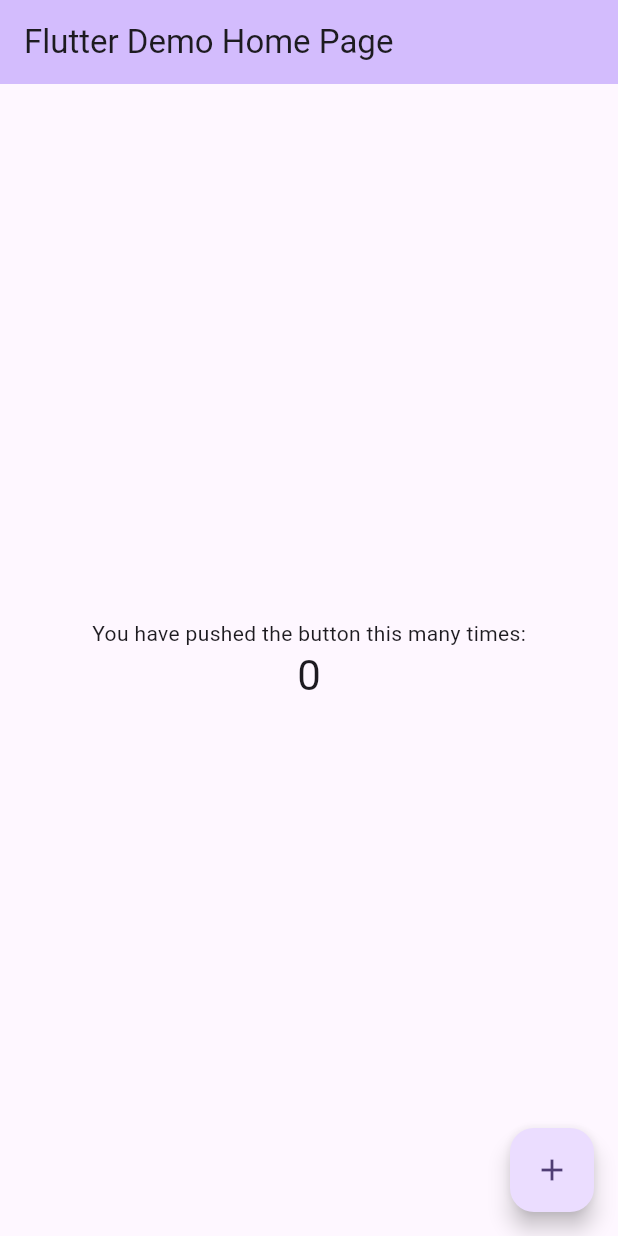
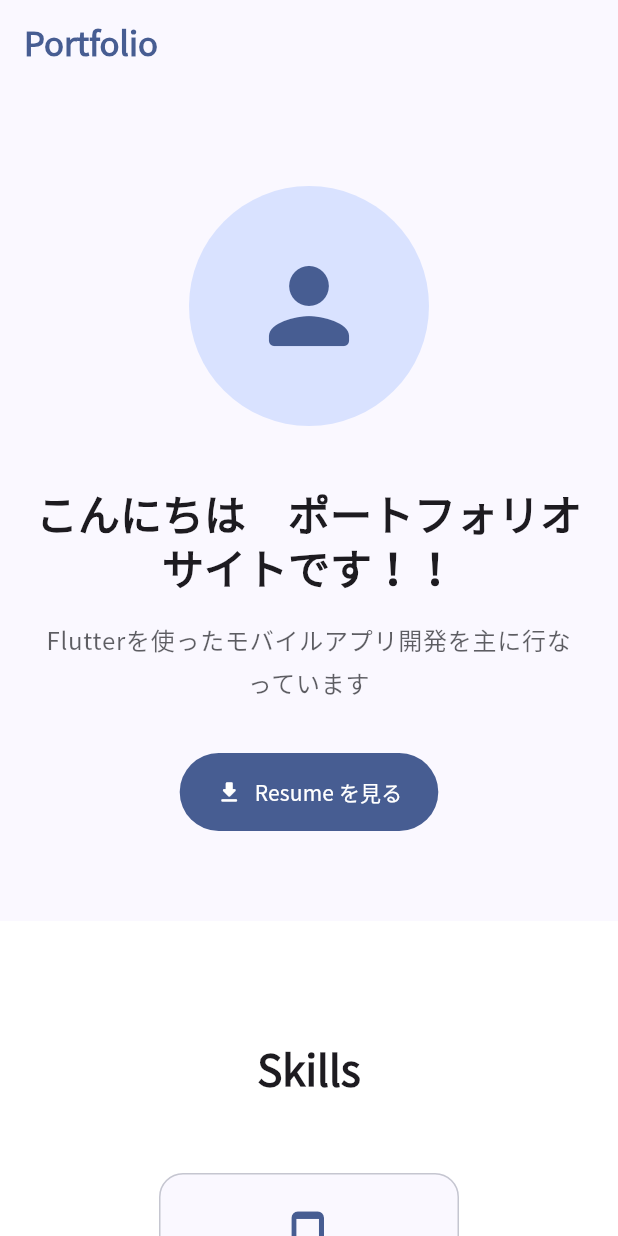
Before and after one commit to oto1720/flutter_web, a Flutter app: the screen it shows after launch, on a phone screen of 412 x 824 dp. Run offline on Flutter 3.47's test engine with Material 3 defaults, Android fonts, the phone set to English and light mode, and no system bars; our stand-ins replace go_router, google_fonts.

Commit message:
add:webの追加

```diff
--- /dev/null
+++ b/lib/app.dart
@@ -0,0 +1,17 @@
+import 'package:flutter/material.dart';
+import 'router/app_router.dart';
+import 'shared/theme/app_theme.dart';
+
+class PortfolioApp extends StatelessWidget {
+  const PortfolioApp({super.key});
+
+  @override
+  Widget build(BuildContext context) {
+    return MaterialApp.router(
+      title: 'My Portfolio',
+      theme: AppTheme.light,
+      routerConfig: appRouter,
+      debugShowCheckedModeBanner: false,
+    );
+  }
+}
--- /dev/null
+++ b/lib/features/home/home_page.dart
@@ -0,0 +1,243 @@
+import 'package:flutter/material.dart';
+import '../../shared/widgets/nav_bar.dart';
+
+class HomePage extends StatelessWidget {
+  const HomePage({super.key});
+
+  @override
+  Widget build(BuildContext context) {
+    return Scaffold(
+      appBar: const NavBar(),
+      body: LayoutBuilder(
+        builder: (context, constraints) {
+          final isDesktop = constraints.maxWidth >= 900;
+          return SingleChildScrollView(
+            child: Column(
+              children: [
+                _HeroSection(isDesktop: isDesktop),
+                _SkillsSection(isDesktop: isDesktop),
+                const _Footer(),
+              ],
+            ),
+          );
+        },
+      ),
+    );
+  }
+}
+
+// ── Hero ──────────────────────────────────────────────────────────────────────
+
+class _HeroSection extends StatelessWidget {
+  const _HeroSection({required this.isDesktop});
+  final bool isDesktop;
+
+  @override
+  Widget build(BuildContext context) {
+    final theme = Theme.of(context);
+    final content = Column(
+      crossAxisAlignment: isDesktop
+          ? CrossAxisAlignment.start
+          : CrossAxisAlignment.center,
+      mainAxisAlignment: MainAxisAlignment.center,
+      children: [
+        Text(
+          'こんにちは　ポートフォリオサイトです！！',
+          style:
+              (isDesktop
+                      ? theme.textTheme.displaySmall
+                      : theme.textTheme.headlineMedium)
+                  ?.copyWith(fontWeight: FontWeight.bold),
+          textAlign: isDesktop ? TextAlign.start : TextAlign.center,
+        ),
+        const SizedBox(height: 16),
+        Text(
+          'Flutterを使ったモバイルアプリ開発を主に行なっています',
+          style: theme.textTheme.bodyLarge?.copyWith(
+            color: theme.colorScheme.onSurface.withValues(alpha: 0.7),
+            height: 1.8,
+          ),
+          textAlign: isDesktop ? TextAlign.start : TextAlign.center,
+        ),
+        const SizedBox(height: 32),
+        FilledButton.icon(
+          onPressed: () {},
+          icon: const Icon(Icons.download_rounded),
+          label: const Text('Resume を見る'),
+          style: FilledButton.styleFrom(
+            padding: const EdgeInsets.symmetric(horizontal: 24, vertical: 16),
+          ),
+        ),
+      ],
+    );
+
+    final avatar = Container(
+      width: isDesktop ? 280 : 160,
+      height: isDesktop ? 280 : 160,
+      decoration: BoxDecoration(
+        shape: BoxShape.circle,
+        color: theme.colorScheme.primaryContainer,
+      ),
+      child: Icon(
+        Icons.person_rounded,
+        size: isDesktop ? 120 : 80,
+        color: theme.colorScheme.primary,
+      ),
+    );
+
+    return Container(
+      width: double.infinity,
+      padding: EdgeInsets.symmetric(
+        horizontal: isDesktop ? 120 : 24,
+        vertical: isDesktop ? 100 : 60,
+      ),
+      color: theme.colorScheme.surface,
+      child: isDesktop
+          ? Row(
+              mainAxisAlignment: MainAxisAlignment.spaceBetween,
+              crossAxisAlignment: CrossAxisAlignment.center,
+              children: [
+                Expanded(child: content),
+                const SizedBox(width: 64),
+                avatar,
+              ],
+            )
+          : Column(children: [avatar, const SizedBox(height: 40), content]),
+    );
+  }
+}
+
+// ── Skills ────────────────────────────────────────────────────────────────────
+
+class _SkillsSection extends StatelessWidget {
+  const _SkillsSection({required this.isDesktop});
+  final bool isDesktop;
+
+  static const _skills = [
+    (
+      icon: Icons.phone_iphone_rounded,
+      label: 'Flutter',
+      desc: 'モバイル・Web アプリ開発',
+    ),
+    (
+      icon: Icons.whatshot_rounded,
+      label: 'Firebase',
+      desc: 'Hosting / Firestore / Auth',
+    ),
+    (icon: Icons.code_rounded, label: 'Dart', desc: '型安全な非同期処理'),
+    (
+      icon: Icons.design_services_rounded,
+      label: 'UI / UX',
+      desc: 'Material 3 デザイン',
+    ),
+  ];
+
+  @override
+  Widget build(BuildContext context) {
+    final theme = Theme.of(context);
+    return Container(
+      width: double.infinity,
+      padding: EdgeInsets.symmetric(
+        horizontal: isDesktop ? 120 : 24,
+        vertical: 80,
+      ),
+      color: theme.colorScheme.surfaceContainerLowest,
+      child: Column(
+        children: [
+          Text(
+            'Skills',
+            style: theme.textTheme.headlineMedium?.copyWith(
+              fontWeight: FontWeight.bold,
+            ),
+          ),
+          const SizedBox(height: 48),
+          Wrap(
+            spacing: 24,
+            runSpacing: 24,
+            alignment: WrapAlignment.center,
+            children: _skills
+                .map(
+                  (s) => _SkillCard(icon: s.icon, label: s.label, desc: s.desc),
+                )
+                .toList(),
+          ),
+        ],
+      ),
+    );
+  }
+}
+
+class _SkillCard extends StatelessWidget {
+  const _SkillCard({
+    required this.icon,
+    required this.label,
+    required this.desc,
+  });
+  final IconData icon;
+  final String label;
+  final String desc;
+
+  @override
+  Widget build(BuildContext context) {
+    final theme = Theme.of(context);
+    return Card(
+      elevation: 0,
+      color: theme.colorScheme.surface,
+      shape: RoundedRectangleBorder(
+        borderRadius: BorderRadius.circular(16),
+        side: BorderSide(color: theme.colorScheme.outlineVariant),
+      ),
+      child: SizedBox(
+        width: 200,
+        height: 160,
+        child: Padding(
+          padding: const EdgeInsets.all(24),
+          child: Column(
+            mainAxisAlignment: MainAxisAlignment.center,
+            children: [
+              Icon(icon, size: 40, color: theme.colorScheme.primary),
+              const SizedBox(height: 12),
+              Text(
+                label,
+                style: theme.textTheme.titleMedium?.copyWith(
+                  fontWeight: FontWeight.bold,
+                ),
+              ),
+              const SizedBox(height: 4),
+              Text(
+                desc,
+                style: theme.textTheme.bodySmall?.copyWith(
+                  color: theme.colorScheme.onSurface.withValues(alpha: 0.6),
+                ),
+                textAlign: TextAlign.center,
+              ),
+            ],
+          ),
+        ),
+      ),
+    );
+  }
+}
+
+// ── Footer ────────────────────────────────────────────────────────────────────
+
+class _Footer extends StatelessWidget {
+  const _Footer();
+
+  @override
+  Widget build(BuildContext context) {
+    final theme = Theme.of(context);
+    return Container(
+      width: double.infinity,
+      padding: const EdgeInsets.symmetric(vertical: 32),
+      color: theme.colorScheme.surfaceContainerHighest,
+      child: Text(
+        '© 2026 My Portfolio. Built with Flutter.',
+        textAlign: TextAlign.center,
+        style: theme.textTheme.bodySmall?.copyWith(
+          color: theme.colorScheme.onSurface.withValues(alpha: 0.5),
+        ),
+      ),
+    );
+  }
+}
--- a/lib/main.dart
+++ b/lib/main.dart
@@ -1,122 +1,6 @@
 import 'package:flutter/material.dart';
+import 'app.dart';
 
 void main() {
-  runApp(const MyApp());
+  runApp(const PortfolioApp());
 }
-
-class MyApp extends StatelessWidget {
-  const MyApp({super.key});
-
-  // This widget is the root of your application.
-  @override
-  Widget build(BuildContext context) {
-    return MaterialApp(
-      title: 'Flutter Demo',
-      theme: ThemeData(
-        // This is the theme of your application.
-        //
-        // TRY THIS: Try running your application with "flutter run". You'll see
-        // the application has a purple toolbar. Then, without quitting the app,
-        // try changing the seedColor in the colorScheme below to Colors.green
-        // and then invoke "hot reload" (save your changes or press the "hot
-        // reload" button in a Flutter-supported IDE, or press "r" if you used
-        // the command line to start the app).
-        //
-        // Notice that the counter didn't reset back to zero; the application
-        // state is not lost during the reload. To reset the state, use hot
-        // restart instead.
-        //
-        // This works for code too, not just values: Most code changes can be
-        // tested with just a hot reload.
-        colorScheme: .fromSeed(seedColor: Colors.deepPurple),
-      ),
-      home: const MyHomePage(title: 'Flutter Demo Home Page'),
-    );
-  }
-}
-
-class MyHomePage extends StatefulWidget {
-  const MyHomePage({super.key, required this.title});
-
-  // This widget is the home page of your application. It is stateful, meaning
-  // that it has a State object (defined below) that contains fields that affect
-  // how it looks.
-
-  // This class is the configuration for the state. It holds the values (in this
-  // case the title) provided by the parent (in this case the App widget) and
-  // used by the build method of the State. Fields in a Widget subclass are
-  // always marked "final".
-
-  final String title;
-
-  @override
-  State<MyHomePage> createState() => _MyHomePageState();
-}
-
-class _MyHomePageState extends State<MyHomePage> {
-  int _counter = 0;
-
-  void _incrementCounter() {
-    setState(() {
-      // This call to setState tells the Flutter framework that something has
-      // changed in this State, which causes it to rerun the build method below
-      // so that the display can reflect the updated values. If we changed
-      // _counter without calling setState(), then the build method would not be
-      // called again, and so nothing would appear to happen.
-      _counter++;
-    });
-  }
-
-  @override
-  Widget build(BuildContext context) {
-    // This method is rerun every time setState is called, for instance as done
-    // by the _incrementCounter method above.
-    //
-    // The Flutter framework has been optimized to make rerunning build methods
-    // fast, so that you can just rebuild anything that needs updating rather
-    // than having to individually change instances of widgets.
-    return Scaffold(
-      appBar: AppBar(
-        // TRY THIS: Try changing the color here to a specific color (to
-        // Colors.amber, perhaps?) and trigger a hot reload to see the AppBar
-        // change color while the other colors stay the same.
-        backgroundColor: Theme.of(context).colorScheme.inversePrimary,
-        // Here we take the value from the MyHomePage object that was created by
-        // the App.build method, and use it to set our appbar title.
-        title: Text(widget.title),
-      ),
-      body: Center(
-        // Center is a layout widget. It takes a single child and positions it
-        // in the middle of the parent.
-        child: Column(
-          // Column is also a layout widget. It takes a list of children and
-          // arranges them vertically. By default, it sizes itself to fit its
-          // children horizontally, and tries to be as tall as its parent.
-          //
-          // Column has various properties to control how it sizes itself and
-          // how it positions its children. Here we use mainAxisAlignment to
-          // center the children vertically; the main axis here is the vertical
-          // axis because Columns are vertical (the cross axis would be
-          // horizontal).
-          //
-          // TRY THIS: Invoke "debug painting" (choose the "Toggle Debug Paint"
-          // action in the IDE, or press "p" in the console), to see the
-          // wireframe for each widget.
-          mainAxisAlignment: .center,
-          children: [
-            const Text('You have pushed the button this many times:'),
-            Text(
-              '$_counter',
-              style: Theme.of(context).textTheme.headlineMedium,
-            ),
-          ],
-        ),
-      ),
-      floatingActionButton: FloatingActionButton(
-        onPressed: _incrementCounter,
-        tooltip: 'Increment',
-        child: const Icon(Icons.add),
-      ),
-    );
-  }
-}
--- /dev/null
+++ b/lib/router/app_router.dart
@@ -0,0 +1,12 @@
+import 'package:go_router/go_router.dart';
+import '../features/home/home_page.dart';
+
+final appRouter = GoRouter(
+  initialLocation: '/',
+  routes: [
+    GoRoute(
+      path: '/',
+      builder: (context, state) => const HomePage(),
+    ),
+  ],
+);
--- /dev/null
+++ b/lib/shared/theme/app_theme.dart
@@ -0,0 +1,13 @@
+import 'package:flutter/material.dart';
+import 'package:google_fonts/google_fonts.dart';
+
+class AppTheme {
+  static ThemeData get light => ThemeData(
+        colorScheme: ColorScheme.fromSeed(
+          seedColor: const Color(0xFF2D6CDF),
+          brightness: Brightness.light,
+        ),
+        textTheme: GoogleFonts.notoSansJpTextTheme(),
+        useMaterial3: true,
+      );
+}
--- /dev/null
+++ b/lib/shared/widgets/nav_bar.dart
@@ -0,0 +1,31 @@
+import 'package:flutter/material.dart';
+import 'package:go_router/go_router.dart';
+
+class NavBar extends StatelessWidget implements PreferredSizeWidget {
+  const NavBar({super.key});
+
+  @override
+  Size get preferredSize => const Size.fromHeight(64);
+
+  @override
+  Widget build(BuildContext context) {
+    return AppBar(
+      backgroundColor: Theme.of(context).colorScheme.surface,
+      elevation: 0,
+      scrolledUnderElevation: 1,
+      title: GestureDetector(
+        onTap: () => context.go('/'),
+        child: Text(
+          'Portfolio',
+          style: Theme.of(context).textTheme.titleLarge?.copyWith(
+                fontWeight: FontWeight.bold,
+                color: Theme.of(context).colorScheme.primary,
+              ),
+        ),
+      ),
+      actions: const [
+        SizedBox(width: 16),
+      ],
+    );
+  }
+}
```
Also changed, not shown: pubspec.yaml (+4 -3 lines), firebase.json (added), pubspec.lock, 16 other files.
